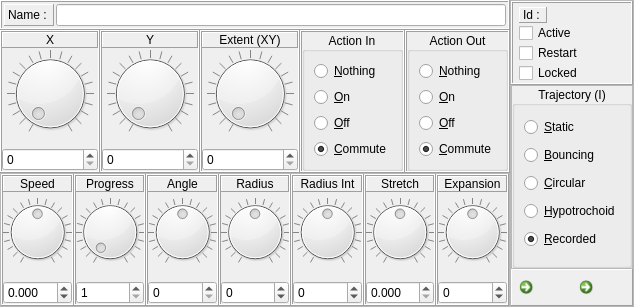
Qt form sources/interface/TriggerDialog.ui (linuxmao-org/Frontieres) before a commit.
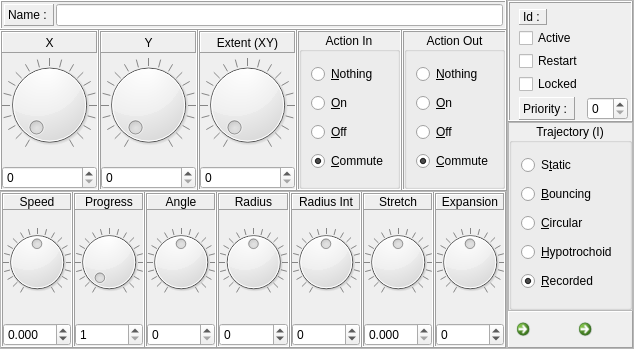
The same form after that commit. Icons and pictures are not drawn.

What changed in the file:
```diff
--- a/sources/interface/TriggerDialog.ui
+++ b/sources/interface/TriggerDialog.ui
@@ -7,7 +7,7 @@
     <x>0</x>
     <y>0</y>
     <width>634</width>
-    <height>307</height>
+    <height>349</height>
    </rect>
   </property>
   <property name="windowTitle">
@@ -2638,19 +2638,16 @@
            </property>
            <layout class="QFormLayout" name="formLayout">
             <property name="horizontalSpacing">
-             <number>0</number>
+             <number>3</number>
             </property>
             <property name="verticalSpacing">
-             <number>0</number>
+             <number>3</number>
             </property>
-            <property name="leftMargin">
+            <property name="topMargin">
              <number>6</number>
             </property>
-            <property name="topMargin">
-             <number>4</number>
-            </property>
             <property name="rightMargin">
-             <number>0</number>
+             <number>3</number>
             </property>
             <property name="bottomMargin">
              <number>0</number>
@@ -2668,14 +2665,7 @@
               </property>
              </widget>
             </item>
-            <item row="0" column="1">
-             <widget class="QLabel" name="label_Id_Value">
-              <property name="text">
-               <string/>
-              </property>
-             </widget>
-            </item>
-            <item row="1" column="0">
+            <item row="2" column="0">
              <widget class="QCheckBox" name="checkBox_Active">
               <property name="text">
                <string>Active</string>
@@ -2683,19 +2673,42 @@
              </widget>
             </item>
             <item row="3" column="0">
-             <widget class="QCheckBox" name="checkBox_Locked">
-              <property name="text">
-               <string>Locked</string>
-              </property>
-             </widget>
-            </item>
-            <item row="2" column="0">
              <widget class="QCheckBox" name="checkBox_Restart">
               <property name="text">
                <string>Restart</string>
               </property>
              </widget>
             </item>
+            <item row="4" column="0">
+             <widget class="QCheckBox" name="checkBox_Locked">
+              <property name="text">
+               <string>Locked</string>
+              </property>
+             </widget>
+            </item>
+            <item row="5" column="0">
+             <widget class="QLabel" name="label_Priority">
+              <property name="frameShape">
+               <enum>QFrame::Panel</enum>
+              </property>
+              <property name="frameShadow">
+               <enum>QFrame::Raised</enum>
+              </property>
+              <property name="text">
+               <string>Priority : </string>
+              </property>
+             </widget>
+            </item>
+            <item row="5" column="1">
+             <widget class="QSpinBox" name="spinBox_Priority"/>
+            </item>
+            <item row="0" column="1">
+             <widget class="QLabel" name="label_Id_Value">
+              <property name="text">
+               <string/>
+              </property>
+             </widget>
+            </item>
            </layout>
           </widget>
          </item>
@@ -2749,7 +2762,7 @@
             <item>
              <widget class="QRadioButton" name="radioButton_Trajectory_Static">
               <property name="text">
-               <string>&amp;Static </string>
+               <string>S&amp;tatic </string>
               </property>
               <property name="checked">
                <bool>false</bool>
```
